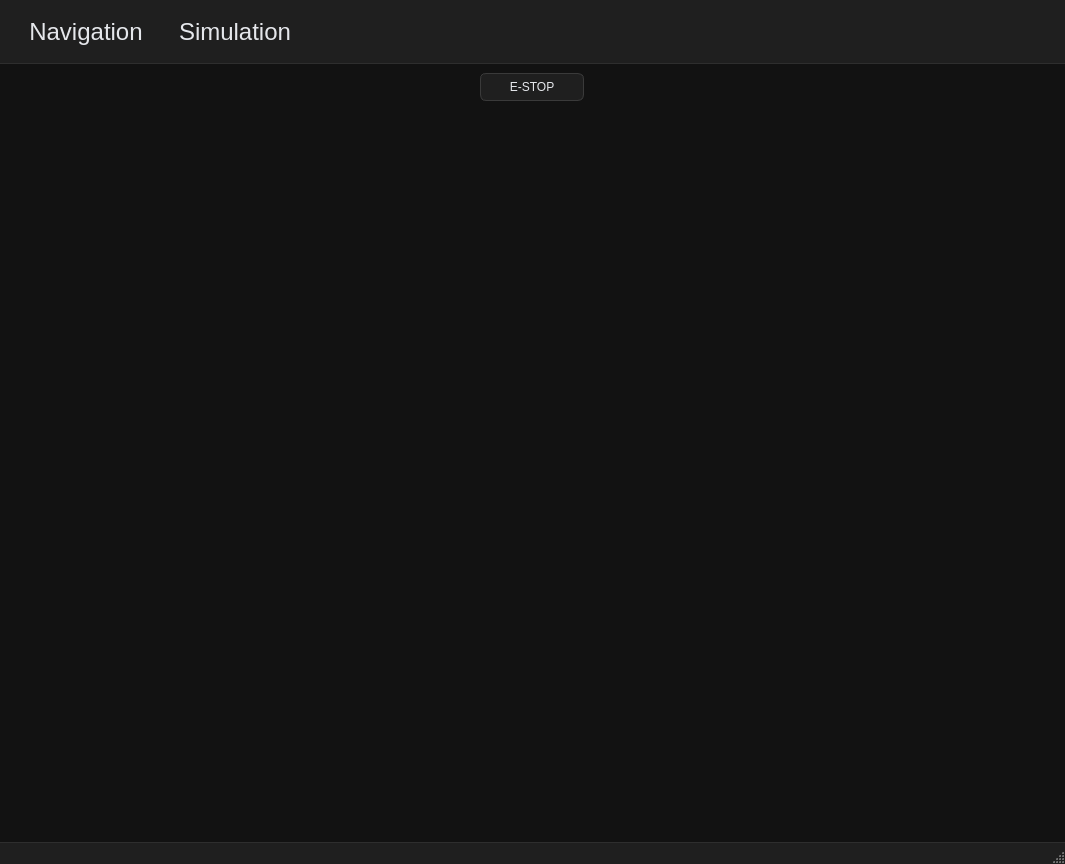
Old version of the form frontend/BSCMainWindow.ui in the repository YCP-Rev-Metrix/BallSpinner-Controller-v2.
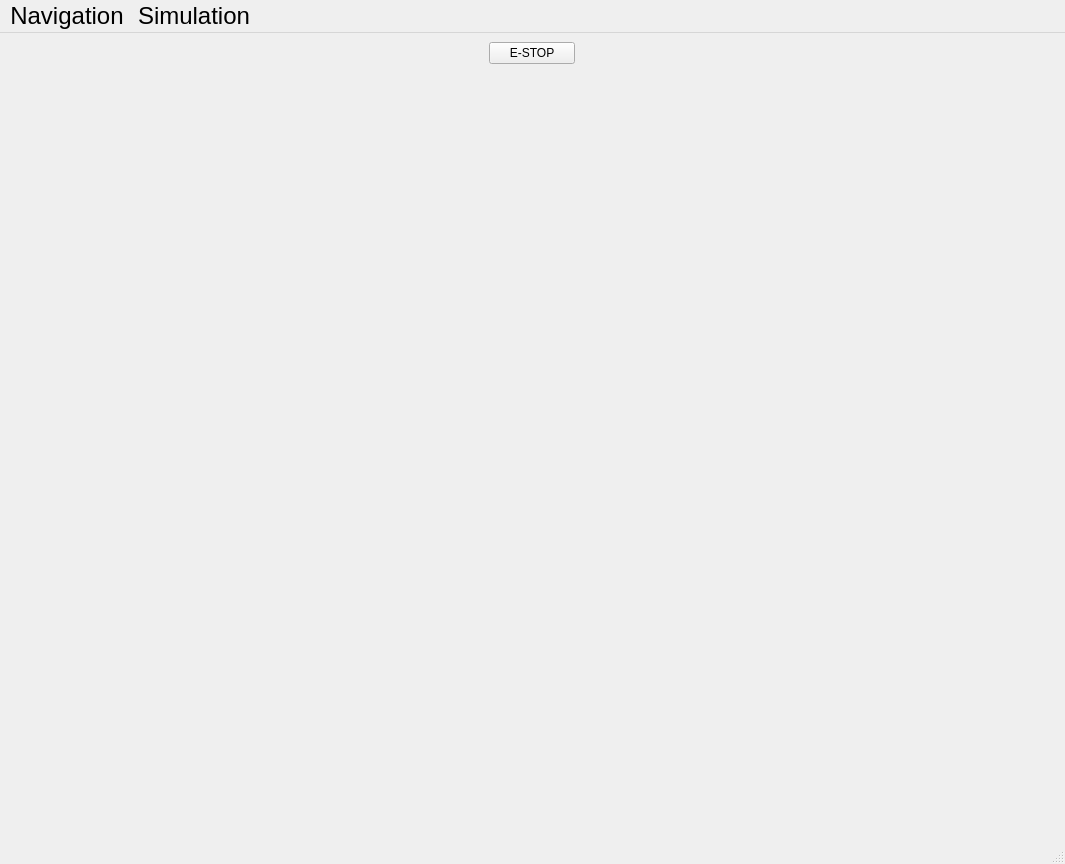
New version of the form. Custom widgets are drawn as their Qt base class.

Commit message: Added Global style sheet and accent color

```diff
--- a/frontend/BSCMainWindow.ui
+++ b/frontend/BSCMainWindow.ui
@@ -13,53 +13,6 @@
   <property name="windowTitle">
    <string>MainWindow</string>
   </property>
-  <property name="styleSheet">
-   <string notr="true">QMainWindow { background-color: #121212; color: #E5E7EB; }
-QWidget#wgtCentral { background-color: #121212; }
-
-QMenuBar {
-    background-color: #1F1F1F;
-    color: #E5E7EB;
-    border-bottom: 1px solid #2E2E2E;
-}
-QMenuBar::item { background: transparent; padding: 8px 14px; }
-QMenuBar::item:selected { background-color: #2A2A2A; border-radius: 4px; }
-
-QMenu {
-    background-color: #1F1F1F;
-    color: #E5E7EB;
-    border: 1px solid #2E2E2E;
-}
-QMenu::item { padding: 8px 16px; }
-QMenu::item:selected { background-color: #2A2A2A; }
-
-QStatusBar {
-    background-color: #1F1F1F;
-    color: #E5E7EB;
-    border-top: 1px solid #2E2E2E;
-}
-
-QPushButton {
-    background-color: #1F1F1F;
-    color: #E5E7EB;
-    border: 1px solid #3A3A3A;
-    border-radius: 6px;
-    padding: 6px 12px;
-}
-QPushButton:hover { background-color: #2A2A2A; }
-QPushButton:pressed { background-color: #333333; }
-
-QAbstractSpinBox::up-button,
-QAbstractSpinBox::down-button {
-    width: 28px;
-    height: 28px;
-}
-QAbstractSpinBox::up-arrow,
-QAbstractSpinBox::down-arrow {
-    width: 14px;
-    height: 14px;
-}</string>
-  </property>
   <widget class="QWidget" name="wgtCentral">
    <layout class="QVBoxLayout" name="verticalLayout_3">
     <item alignment="Qt::AlignHCenter">
@@ -179,12 +132,6 @@
      <pointsize>18</pointsize>
     </font>
    </property>
-   <property name="styleSheet">
-    <string notr="true">QMenuBar { padding: 8px; }
-QMenuBar::item { padding: 10px 15px; }
-QMenu { font-size: 18px; }
-QMenu::item { padding: 12px 25px; min-height: 45px; }</string>
-   </property>
    <widget class="QMenu" name="mnuNavigation">
     <property name="title">
      <string>Navigation</string>
```
The commit also changes 13 other files.
